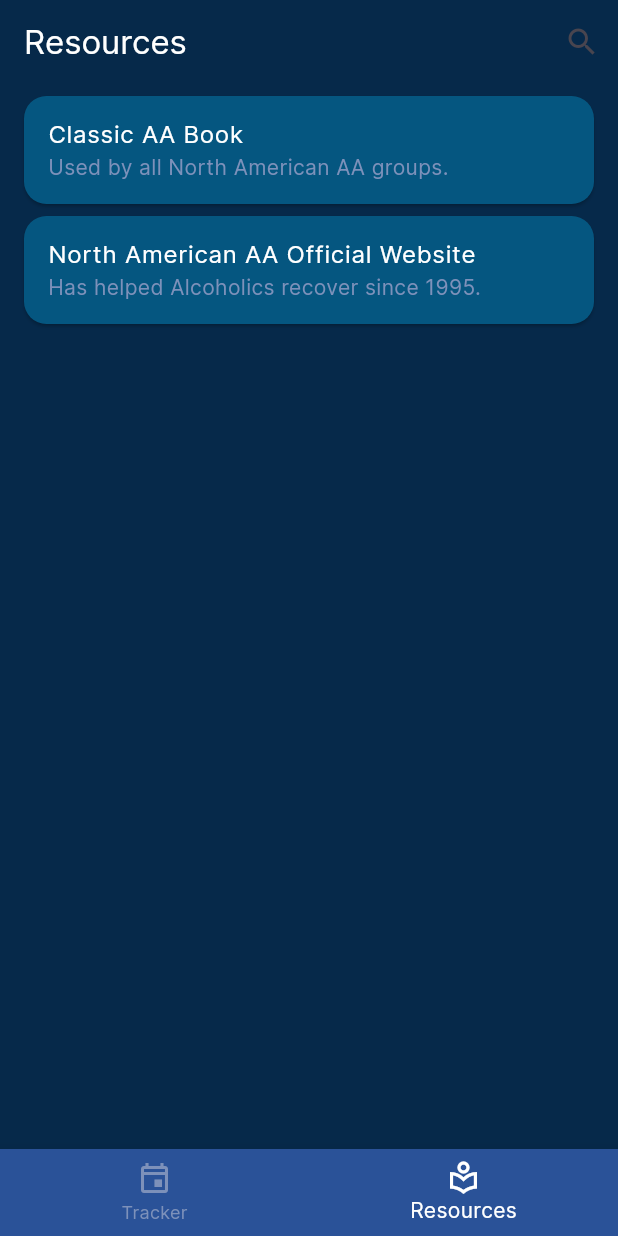
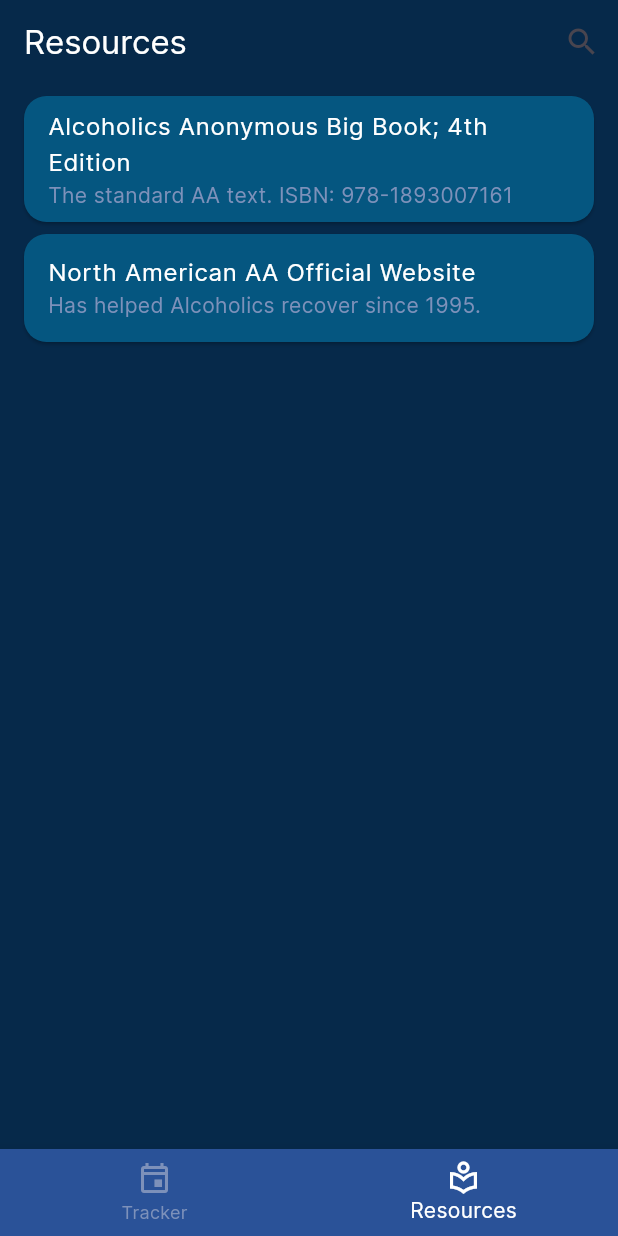
Before and after one commit to matt0681/Addiction-Recovery-App, a Flutter app: the screen it shows after launch, item 2 of the bottom bar chosen, on a phone screen of 412 x 824 dp. Run offline on Flutter 3.47's test engine with Material 3 defaults, Android fonts, the phone set to English and light mode, and no system bars; our stand-ins replace flutter_native_splash, table_calendar.

Commit message:
Updated the resources page

```diff
--- a/lib/screens/resources_page.dart
+++ b/lib/screens/resources_page.dart
@@ -78,7 +78,7 @@ class _ResourcesPageState extends State<ResourcesPage> {
   // This is the current listing/storage method for the different resources.
   // [Title, SubTitle, Affiliate(0=false,1=true), Link, Image?]
   final List<List<String>> _resourceList = [
-    ["Classic AA Book", "Used by all North American AA groups.", "0", "https://flutter.dev/", "Book"],
+    ["Alcoholics Anonymous Big Book; 4th Edition", "The standard AA text. ISBN: 978-1893007161", "0", "https://www.amazon.com/Alcoholics-AAWS/dp/1893007162/ref=tmm_hrd_swatch_0?_encoding=UTF8&qid=1704221875&sr=8-1", "Book"],
     ["North American AA Official Website", "Has helped Alcoholics recover since 1995.", "0", "https://flutter.dev/", "Website"],
   ];
 
```
